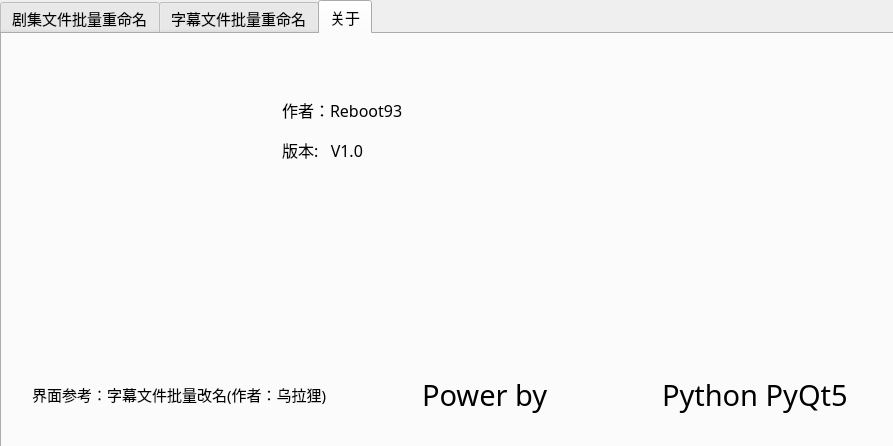
Before: the Qt Designer form windows.ui in Reboot93/SubAndSeasonFilesRename, drawn with Qt 5.
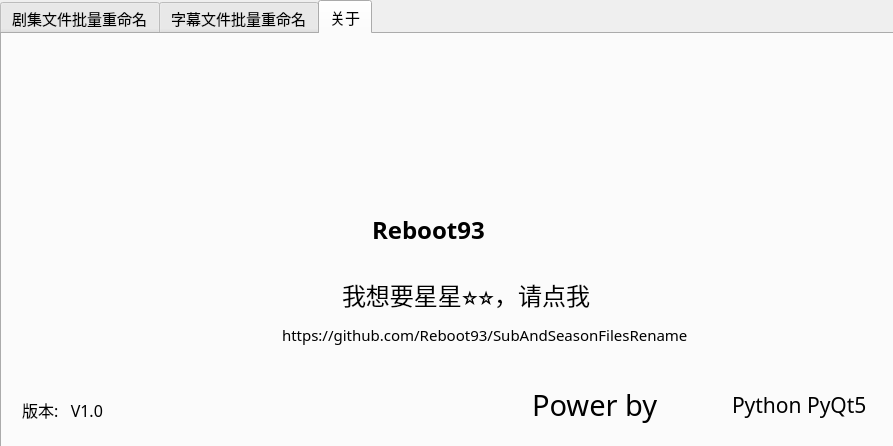
After: the same form once the commit is applied. The open tabs and pages were chosen to show the change. Icons and pictures are not drawn.

Commit message: V1.0 The planned functon has been realized 实现了界面里的所有功能，经过简单测试

Patch:
```diff
--- a/windows.ui
+++ b/windows.ui
@@ -1084,10 +1084,10 @@
     <widget class="QLabel" name="label_4">
      <property name="geometry">
       <rect>
-       <x>580</x>
-       <y>330</y>
-       <width>61</width>
-       <height>61</height>
+       <x>670</x>
+       <y>350</y>
+       <width>51</width>
+       <height>51</height>
       </rect>
      </property>
      <property name="text">
@@ -1103,8 +1103,8 @@
     <widget class="QLabel" name="label_8">
      <property name="geometry">
       <rect>
-       <x>420</x>
-       <y>340</y>
+       <x>530</x>
+       <y>350</y>
        <width>141</width>
        <height>41</height>
       </rect>
@@ -1124,16 +1124,16 @@
     <widget class="QLabel" name="label_9">
      <property name="geometry">
       <rect>
-       <x>660</x>
-       <y>340</y>
-       <width>211</width>
+       <x>730</x>
+       <y>350</y>
+       <width>151</width>
        <height>41</height>
       </rect>
      </property>
      <property name="font">
       <font>
        <family>MV Boli</family>
-       <pointsize>22</pointsize>
+       <pointsize>16</pointsize>
        <weight>50</weight>
        <bold>false</bold>
       </font>
@@ -1145,30 +1145,30 @@
     <widget class="QLabel" name="label_10">
      <property name="geometry">
       <rect>
-       <x>280</x>
-       <y>60</y>
-       <width>131</width>
+       <x>370</x>
+       <y>180</y>
+       <width>141</width>
        <height>31</height>
       </rect>
      </property>
      <property name="font">
       <font>
-       <family>微软雅黑</family>
-       <pointsize>12</pointsize>
-       <weight>50</weight>
-       <bold>false</bold>
+       <family>Rockwell Extra Bold</family>
+       <pointsize>18</pointsize>
+       <weight>75</weight>
+       <bold>true</bold>
       </font>
      </property>
      <property name="text">
-      <string>作者：Reboot93</string>
+      <string>Reboot93</string>
      </property>
     </widget>
     <widget class="QLabel" name="label_11">
      <property name="geometry">
       <rect>
-       <x>280</x>
-       <y>100</y>
-       <width>131</width>
+       <x>20</x>
+       <y>360</y>
+       <width>91</width>
        <height>31</height>
       </rect>
      </property>
@@ -1187,10 +1187,10 @@
     <widget class="QLabel" name="label_12">
      <property name="geometry">
       <rect>
-       <x>20</x>
-       <y>10</y>
-       <width>191</width>
-       <height>191</height>
+       <x>380</x>
+       <y>20</y>
+       <width>121</width>
+       <height>121</height>
       </rect>
      </property>
      <property name="text">
@@ -1206,14 +1206,58 @@
     <widget class="QLabel" name="label_3">
      <property name="geometry">
       <rect>
-       <x>30</x>
-       <y>345</y>
-       <width>301</width>
-       <height>31</height>
+       <x>340</x>
+       <y>240</y>
+       <width>291</width>
+       <height>41</height>
       </rect>
      </property>
+     <property name="font">
+      <font>
+       <family>华康少女文字W5-A</family>
+       <pointsize>18</pointsize>
+      </font>
+     </property>
      <property name="text">
-      <string>界面参考：字幕文件批量改名(作者：乌拉狸)</string>
+      <string>我想要星星⭐⭐，请点我</string>
+     </property>
+    </widget>
+    <widget class="QLabel" name="label_5">
+     <property name="geometry">
+      <rect>
+       <x>160</x>
+       <y>230</y>
+       <width>101</width>
+       <height>101</height>
+      </rect>
+     </property>
+     <property name="text">
+      <string/>
+     </property>
+     <property name="pixmap">
+      <pixmap resource="qticon.qrc">:/icon/icon/github.png</pixmap>
+     </property>
+     <property name="scaledContents">
+      <bool>true</bool>
+     </property>
+    </widget>
+    <widget class="QLabel" name="label_19">
+     <property name="geometry">
+      <rect>
+       <x>280</x>
+       <y>290</y>
+       <width>431</width>
+       <height>21</height>
+      </rect>
+     </property>
+     <property name="font">
+      <font>
+       <family>微软雅黑</family>
+       <pointsize>11</pointsize>
+      </font>
+     </property>
+     <property name="text">
+      <string>https://github.com/Reboot93/SubAndSeasonFilesRename</string>
      </property>
     </widget>
    </widget>
```
Left out of the diff: 228 changed lines with no effect on the pictures. The commit also changes 6 other files.
